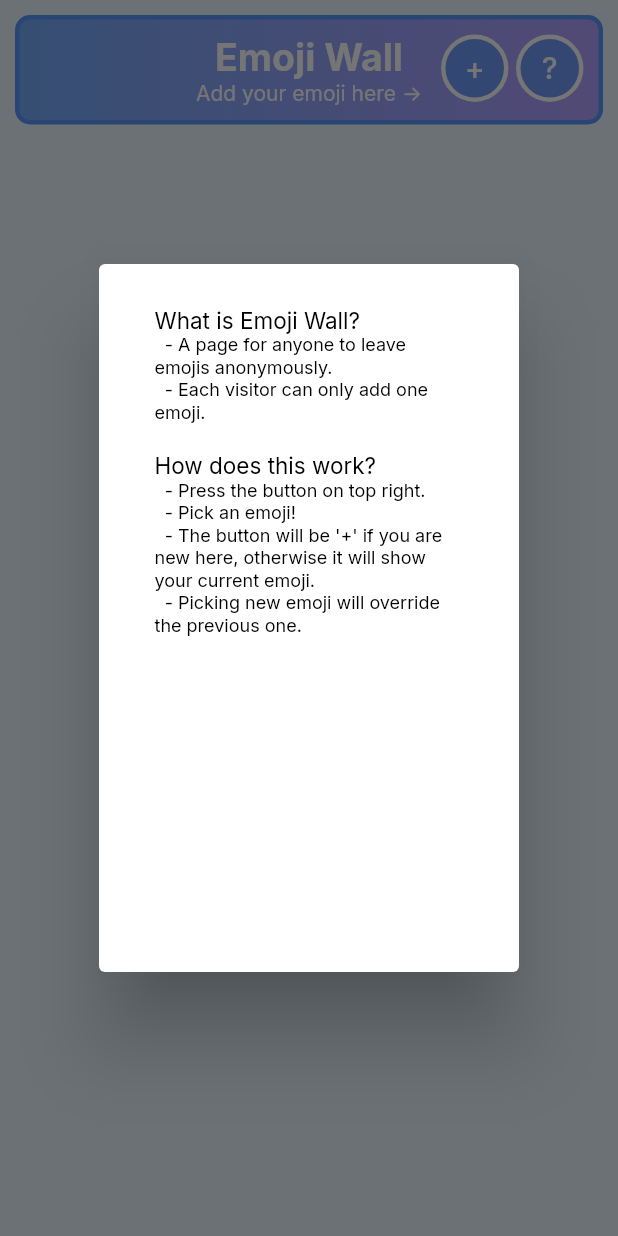
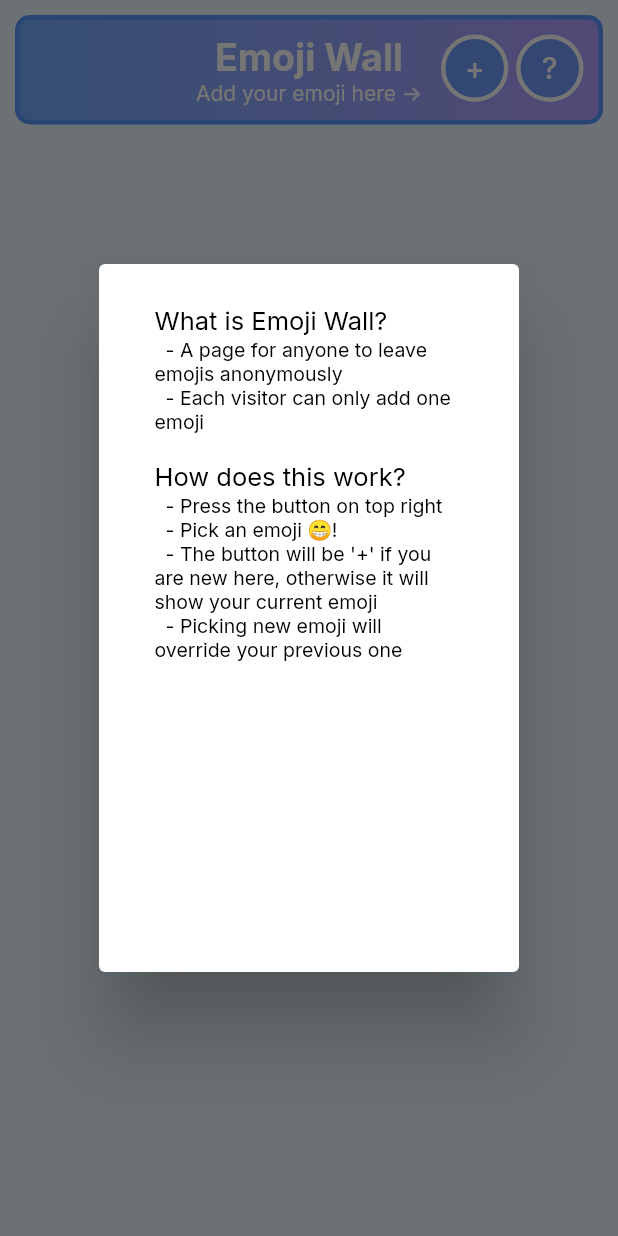
Before and after one commit to rickycheuk/my_web, a Flutter app: the EmojiWallPage widget shown alone on an empty page, opened directly, after a tap on an icon or button, on a phone screen of 412 x 824 dp. Run offline on Flutter 3.47's test engine with Material 2 defaults, Android fonts, the phone set to English and light mode, and no system bars; drawn by our look-alikes of animated_text_kit; our stand-ins replace cloud_firestore, firebase_auth, firebase_core, google_fonts; missing offline and left inert: flutter_rounded_progress_bar; accounts and stored records are empty; network calls fail.

Commit message:
small tweaks

```diff
--- a/lib/pages/emoji_wall_page.dart
+++ b/lib/pages/emoji_wall_page.dart
@@ -238,36 +238,36 @@ class _EmojiWallPageState extends State<EmojiWallPage> {
                               children: const [
                                 Text(
                                   'What is Emoji Wall?',
-                                  style: TextStyle(fontSize: 15),
+                                  style: TextStyle(fontSize: 17),
                                 ),
                                 Text(
-                                  '  - A page for anyone to leave emojis anonymously.',
-                                  style: TextStyle(fontSize: 12),
+                                  '  - A page for anyone to leave emojis anonymously',
+                                  style: TextStyle(fontSize: 13),
                                 ),
                                 Text(
-                                  '  - Each visitor can only add one emoji.',
-                                  style: TextStyle(fontSize: 12),
+                                  '  - Each visitor can only add one emoji',
+                                  style: TextStyle(fontSize: 13),
                                 ),
                                 Text(''),
                                 Text(
                                   'How does this work?',
-                                  style: TextStyle(fontSize: 15),
+                                  style: TextStyle(fontSize: 17),
                                 ),
                                 Text(
-                                  '  - Press the button on top right.',
-                                  style: TextStyle(fontSize: 12),
+                                  '  - Press the button on top right',
+                                  style: TextStyle(fontSize: 13),
                                 ),
                                 Text(
-                                  '  - Pick an emoji!',
-                                  style: TextStyle(fontSize: 12),
+                                  '  - Pick an emoji 😁!',
+                                  style: TextStyle(fontSize: 13),
                                 ),
                                 Text(
-                                  '  - The button will be \'+\' if you are new here, otherwise it will show your current emoji.',
-                                  style: TextStyle(fontSize: 12),
+                                  '  - The button will be \'+\' if you are new here, otherwise it will show your current emoji',
+                                  style: TextStyle(fontSize: 13),
                                 ),
                                 Text(
-                                  '  - Picking new emoji will override the previous one.',
-                                  style: TextStyle(fontSize: 12),
+                                  '  - Picking new emoji will override your previous one',
+                                  style: TextStyle(fontSize: 13),
                                 ),
                               ],
                             ))
--- a/lib/update_notes.dart
+++ b/lib/update_notes.dart
@@ -1,10 +1,11 @@
 import 'package:flutter/material.dart';
 
 const List<Text> updateNotes = [
-  Text("12/25/2021", style: TextStyle(fontSize: 15),),
-  Text("  - Emoji Wall is live! Go leave me an emoji 😊", style: TextStyle(fontSize: 12),),
+  Text("12/25/2021", style: TextStyle(fontSize: 17),),
+  Text("  - Emoji Wall is live! Go leave me an emoji 😊", style: TextStyle(fontSize: 13),),
   Text(""),
-  Text("12/22/2021", style: TextStyle(fontSize: 15),),
-  Text("  - Website launch", style: TextStyle(fontSize: 12),),
+  Text("12/22/2021", style: TextStyle(fontSize: 17),),
+  Text("  - Website launch", style: TextStyle(fontSize: 13),),
+  Text("  - Feel free to send me DMs for feedback/ suggestion/ feature request", style: TextStyle(fontSize: 13),),
   Text(""),
 ];
```
Also changed, not shown: 1 other file.
